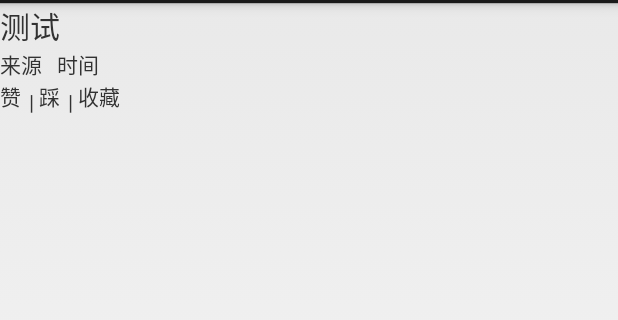
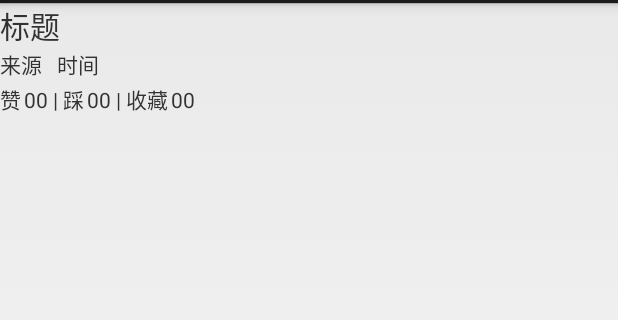
Before and after one commit to jiacw/MyNews, an Android app: the layout item_news.xml on its own in the app's theme, with its tools: preview values and no code run, on a phone screen of 412 x 824 dp, the part 69-389 px from its top. Run offline under Robolectric (Android 15) with nearby library versions, the phone set to English and light mode, and no system bars.

Commit message:
列表布局调整、网页进度条

```diff
--- a/app/src/main/java/com/jiacw/t03mynews/model/NewsDB.java
+++ b/app/src/main/java/com/jiacw/t03mynews/model/NewsDB.java
@@ -47,7 +47,7 @@ public class NewsDB {
     }
 
     public List<News> queryNews() {
-        mCursor = mSQLite.query("News", null, null, null, null, null, null);
+        mCursor = mSQLite.query("News", null, null, null, null, null, "data desc");
         List<News> list = new ArrayList<>();
         if (mCursor.moveToFirst()) {
             do {
--- a/app/src/main/res/layout/item_news.xml
+++ b/app/src/main/res/layout/item_news.xml
@@ -8,7 +8,9 @@
         android:id="@+id/in_title"
         android:layout_width="match_parent"
         android:layout_height="wrap_content"
-        android:text="测试"
+        android:text="@string/in_title"
+        android:maxLines="2"
+        android:ellipsize="end"
         android:textSize="20sp"/>
 
     <LinearLayout
@@ -19,14 +21,14 @@
             android:id="@+id/in_source"
             android:layout_width="wrap_content"
             android:layout_height="wrap_content"
-            android:text="来源"/>
+            android:text="@string/in_source"/>
 
         <TextView
             android:id="@+id/in_time"
             android:layout_width="wrap_content"
             android:layout_height="wrap_content"
             android:layout_marginLeft="10dp"
-            android:text="时间"/>
+            android:text="@string/in_time"/>
     </LinearLayout>
 
     <LinearLayout
@@ -36,29 +38,34 @@
         <TextView
             android:layout_width="wrap_content"
             android:layout_height="wrap_content"
-            android:text="赞"/>
+            android:layout_gravity="center_vertical"
+            android:text="@string/in_digg_text"/>
 
         <TextView
             android:id="@+id/in_digg"
             android:layout_width="wrap_content"
             android:layout_height="wrap_content"
+            android:text="@string/in_test_num"
+            android:layout_gravity="center_vertical"
             android:layout_marginLeft="2dp"/>
 
         <TextView
             android:layout_width="wrap_content"
             android:layout_height="wrap_content"
             android:layout_margin="3dp"
-            android:gravity="center_vertical"
-            android:text="|"/>
+            android:text="@string/in_separator"/>
 
         <TextView
             android:layout_width="wrap_content"
             android:layout_height="wrap_content"
-            android:text="踩"/>
+            android:layout_gravity="center_vertical"
+            android:text="@string/in_bury_text"/>
 
         <TextView
             android:id="@+id/in_bury"
             android:layout_width="wrap_content"
+            android:text="@string/in_test_num"
+            android:layout_gravity="center_vertical"
             android:layout_height="wrap_content"
             android:layout_marginLeft="2dp"
             />
@@ -67,17 +74,20 @@
             android:layout_width="wrap_content"
             android:layout_height="wrap_content"
             android:layout_margin="3dp"
-            android:text="|"
+            android:text="@string/in_separator"
             />
 
         <TextView
             android:layout_width="wrap_content"
+            android:layout_gravity="center_vertical"
             android:layout_height="wrap_content"
-            android:text="收藏"/>
+            android:text="@string/in_repin_text"/>
 
         <TextView
             android:id="@+id/in_repin"
             android:layout_width="wrap_content"
+            android:text="@string/in_test_num"
+            android:layout_gravity="center_vertical"
             android:layout_height="wrap_content"
             android:layout_marginLeft="2dp"
             />
--- a/app/src/main/res/values/strings.xml
+++ b/app/src/main/res/values/strings.xml
@@ -2,4 +2,12 @@
     <string name="app_name">T03MyNews</string>
     <string name="sn_tv">看新闻</string>
     <string name="sn_news">刷新一下</string>
+    <string name="in_title">标题</string>
+    <string name="in_source">来源</string>
+    <string name="in_time">时间</string>
+    <string name="in_digg_text">赞</string>
+    <string name="in_test_num">00</string>
+    <string name="in_separator">|</string>
+    <string name="in_bury_text">踩</string>
+    <string name="in_repin_text">收藏</string>
 </resources>
```
Also changed, not shown: app/src/main/AndroidManifest.xml (+6 -2 lines), app/src/main/java/com/jiacw/t03mynews/activity/ShowNewsContent.java (+28 -3 lines), app/src/main/java/com/jiacw/t03mynews/activity/ShowNewsList.java (renamed from app/src/main/java/com/jiacw/t03mynews/activity/ShowNews.java, +6 -4 lines).
